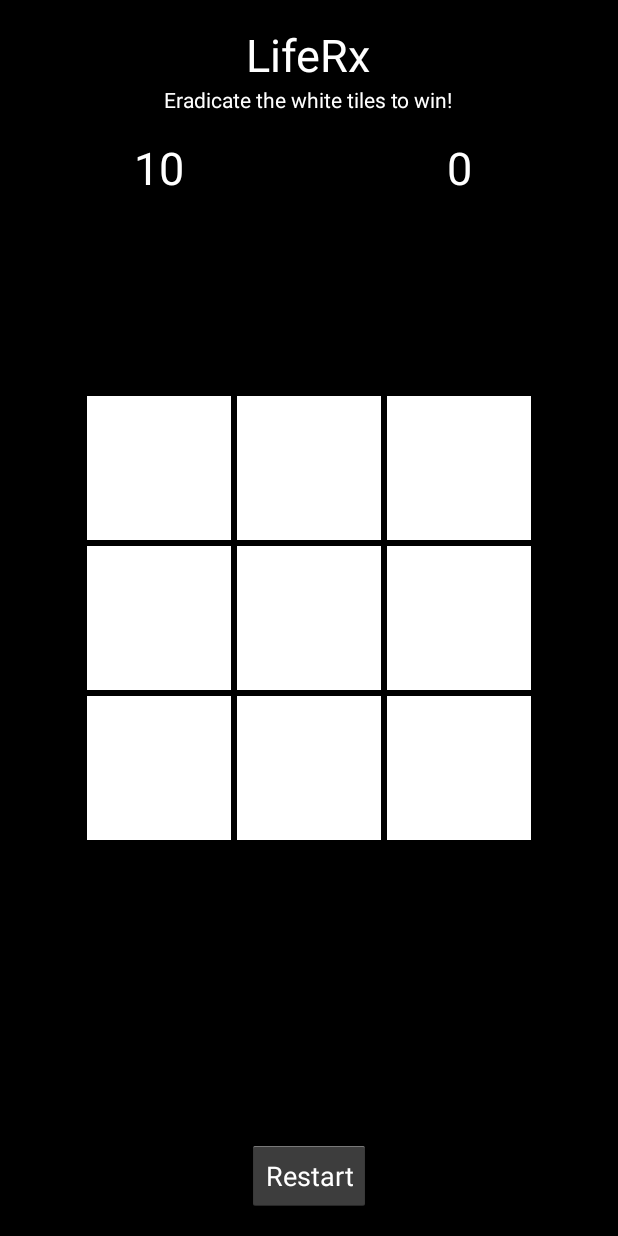
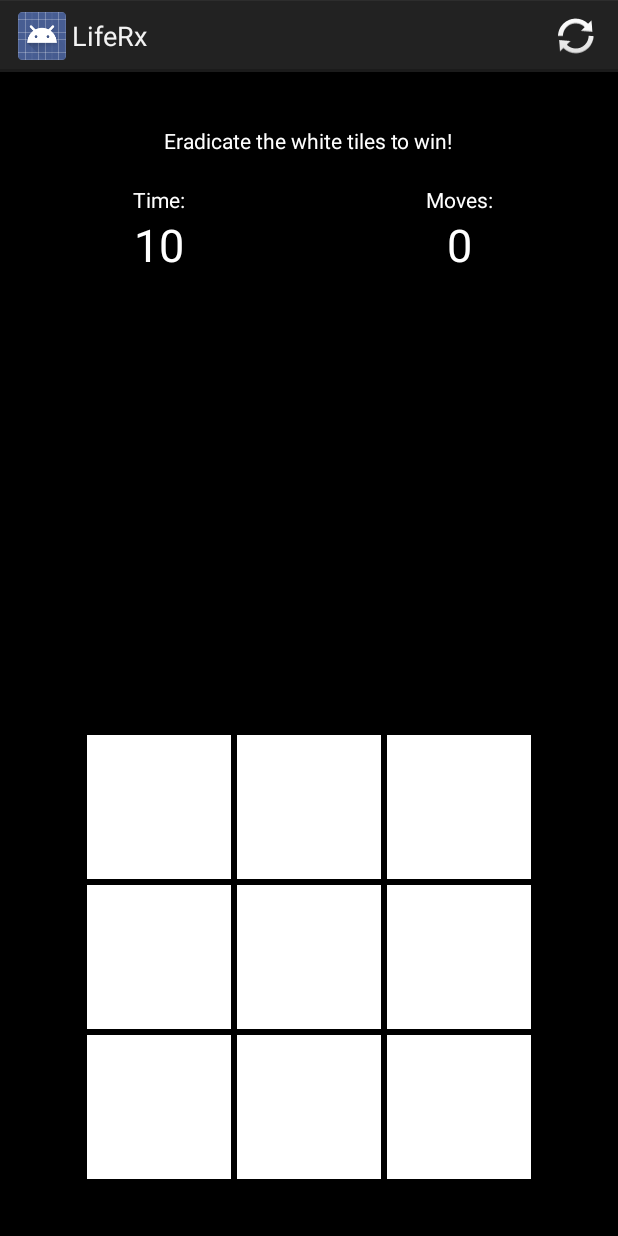
Before and after one commit to matthew-compton/LifeRx, an Android app: the screen it shows after launch (LifeActivity), on a phone screen of 412 x 824 dp. Run offline under Robolectric (Android 15) with nearby library versions, the phone set to English and light mode, and no system bars; our stand-ins replace ButterKnife; libraries missing offline, so code that uses them is left out: rx.functions, rx.subjects; 2 statements that could not run were skipped.

Commit message:
Added action bar

```diff
--- a/app/src/main/java/com/bignerdranch/android/liferx/LifeFragment.java
+++ b/app/src/main/java/com/bignerdranch/android/liferx/LifeFragment.java
@@ -5,9 +5,11 @@ import android.os.CountDownTimer;
 import android.support.annotation.Nullable;
 import android.support.v4.app.Fragment;
 import android.view.LayoutInflater;
+import android.view.Menu;
+import android.view.MenuInflater;
+import android.view.MenuItem;
 import android.view.View;
 import android.view.ViewGroup;
-import android.widget.Button;
 import android.widget.TextView;
 import android.widget.Toast;
 import android.widget.ToggleButton;
@@ -34,7 +36,6 @@ public class LifeFragment extends Fragment {
     @InjectView(R.id.button8) ToggleButton tileToggleButton8;
     @InjectView(R.id.button9) ToggleButton tileToggleButton9;
 
-    @InjectView(R.id.restart) Button buttonRestart;
     @InjectView(R.id.timer) TextView mTimerTextView;
     @InjectView(R.id.counter) TextView mCounterTextView;
 
@@ -81,7 +82,25 @@ public class LifeFragment extends Fragment {
                 }
         );
 
+        setHasOptionsMenu(true);
         return layout;
+    }
+
+    @Override
+    public void onCreateOptionsMenu(Menu menu, MenuInflater inflater) {
+        inflater.inflate(R.menu.menu_life, menu);
+        super.onCreateOptionsMenu(menu, inflater);
+    }
+
+    @Override
+    public boolean onOptionsItemSelected(MenuItem item) {
+        switch (item.getItemId()) {
+            case R.id.restart:
+                restart();
+                return true;
+            default:
+                return super.onOptionsItemSelected(item);
+        }
     }
 
     @Override
@@ -97,8 +116,7 @@ public class LifeFragment extends Fragment {
         mToggleButtonPublishSubject.onNext(toggleButton);
     }
 
-    @OnClick(R.id.restart)
-    public void restart() {
+    private void restart() {
         mCountDownTimer.cancel();
         mIsStarted = false;
         mCounterTextView.setText(getString(R.string.zero));
--- a/app/src/main/res/layout/fragment_life.xml
+++ b/app/src/main/res/layout/fragment_life.xml
@@ -17,25 +17,53 @@
         android:gravity="center">
 
         <TextView
-            android:text="@string/app_name"
-            android:textSize="@dimen/font_size_large"
-            android:textColor="@android:color/white"
-            android:layout_width="wrap_content"
-            android:layout_height="wrap_content"
-            />
-
-        <TextView
             android:text="@string/app_description"
             android:textColor="@android:color/white"
             android:layout_width="wrap_content"
             android:layout_height="wrap_content"
+            android:layout_marginTop="@dimen/padding"
             />
 
         <LinearLayout
             android:layout_width="match_parent"
             android:layout_height="wrap_content"
-            android:orientation="horizontal"
-            android:paddingTop="15dp">
+            android:orientation="vertical"
+            android:paddingTop="@dimen/padding">
+
+            <LinearLayout
+                android:layout_width="match_parent"
+                android:layout_height="wrap_content"
+                android:orientation="horizontal">
+
+                <TextView
+                    android:id="@+id/timer_description"
+                    android:text="@string/time"
+                    android:textColor="@android:color/white"
+                    android:gravity="center"
+                    android:layout_width="0dp"
+                    android:layout_height="wrap_content"
+                    android:layout_weight="1"/>
+
+                <View
+                    android:layout_width="0dp"
+                    android:layout_height="0dp"
+                    android:layout_weight="1"/>
+
+                <TextView
+                    android:id="@+id/counter_description"
+                    android:text="@string/moves"
+                    android:textColor="@android:color/white"
+                    android:gravity="center"
+                    android:layout_width="0dp"
+                    android:layout_height="wrap_content"
+                    android:layout_weight="1"/>
+
+            </LinearLayout>
+
+            <LinearLayout
+                android:layout_width="match_parent"
+                android:layout_height="wrap_content"
+                android:orientation="horizontal">
 
                 <TextView
                     android:id="@+id/timer"
@@ -51,7 +79,7 @@
 
                 <View
                     android:layout_width="0dp"
-                android:layout_height="wrap_content"
+                    android:layout_height="0dp"
                     android:layout_weight="1"/>
 
                 <TextView
@@ -70,10 +98,13 @@
 
         </LinearLayout>
 
+    </LinearLayout>
+
     <TableLayout
         android:layout_width="@dimen/grid_size"
         android:layout_height="@dimen/grid_size"
-        android:layout_gravity="center">
+        android:layout_gravity="center_horizontal|bottom"
+        android:layout_marginBottom="@dimen/padding">
 
         <TableRow android:layout_weight="1">
 
@@ -125,12 +156,4 @@
 
     </TableLayout>
 
-    <Button
-        android:id="@+id/restart"
-        android:text="@string/restart"
-        android:textColor="@android:color/white"
-        android:layout_width="wrap_content"
-        android:layout_height="wrap_content"
-        android:layout_gravity="center_horizontal|bottom"/>
-
 </FrameLayout>
--- /dev/null
+++ b/app/src/main/res/menu/menu_life.xml
@@ -0,0 +1,11 @@
+<?xml version="1.0" encoding="utf-8"?>
+
+<menu xmlns:android="http://schemas.android.com/apk/res/android">
+
+    <item
+        android:id="@+id/restart"
+        android:title="@string/restart"
+        android:icon="@android:drawable/ic_popup_sync"
+        android:showAsAction="always"/>
+
+</menu>
--- a/app/src/main/res/values/dimens.xml
+++ b/app/src/main/res/values/dimens.xml
@@ -6,6 +6,9 @@
     <!-- Font sizes -->
     <dimen name="font_size_large">30sp</dimen>
 
+    <!-- Padding and margin sizes -->
+    <dimen name="padding">20dp</dimen>
+
     <!-- Default screen margins, per the Android Design guidelines. -->
     <dimen name="activity_horizontal_margin">16dp</dimen>
     <dimen name="activity_vertical_margin">16dp</dimen>
--- a/app/src/main/res/values/strings.xml
+++ b/app/src/main/res/values/strings.xml
@@ -3,6 +3,9 @@
 
     <string name="app_name">LifeRx</string>
     <string name="app_description">Eradicate the white tiles to win!</string>
+
+    <string name="time">Time:</string>
+    <string name="moves">Moves:</string>
 
     <string name="restart">Restart</string>
     <string name="victory">Victory!</string>
--- a/app/src/main/res/values/styles.xml
+++ b/app/src/main/res/values/styles.xml
@@ -1,7 +1,7 @@
 <resources>
 
     <!-- Base application theme. -->
-    <style name="AppTheme" parent="android:Theme.Holo.Light.NoActionBar">
+    <style name="AppTheme" parent="android:Theme.Holo.Light.DarkActionBar">
         <!-- Customize your theme here. -->
     </style>
 
```
Lines whose indentation alone changed are shown as unchanged.
